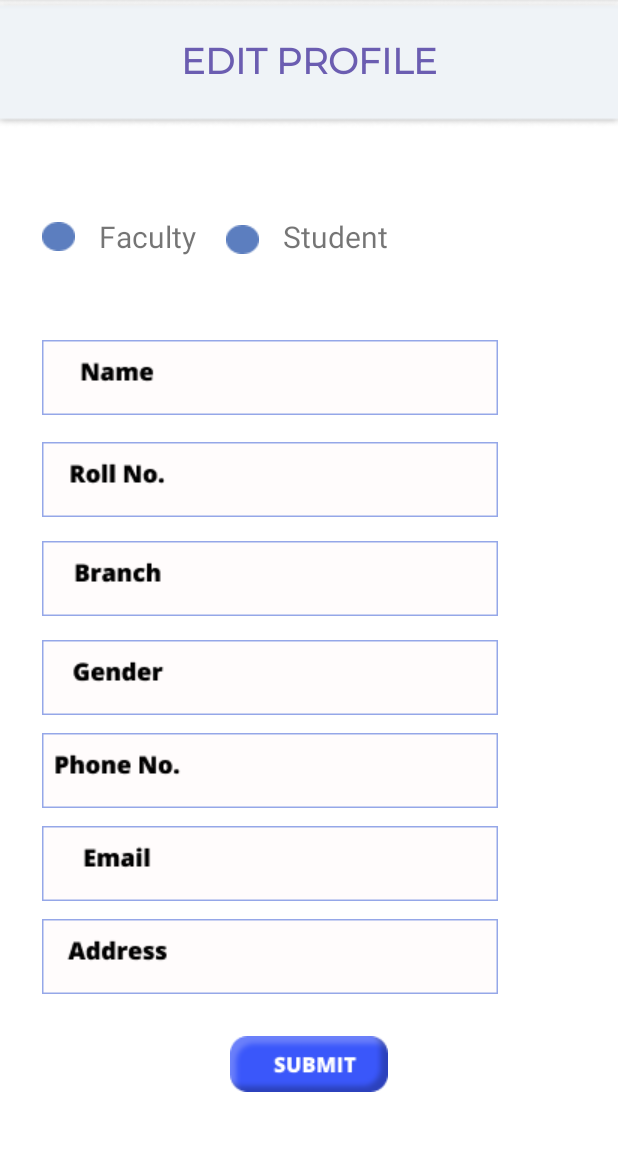
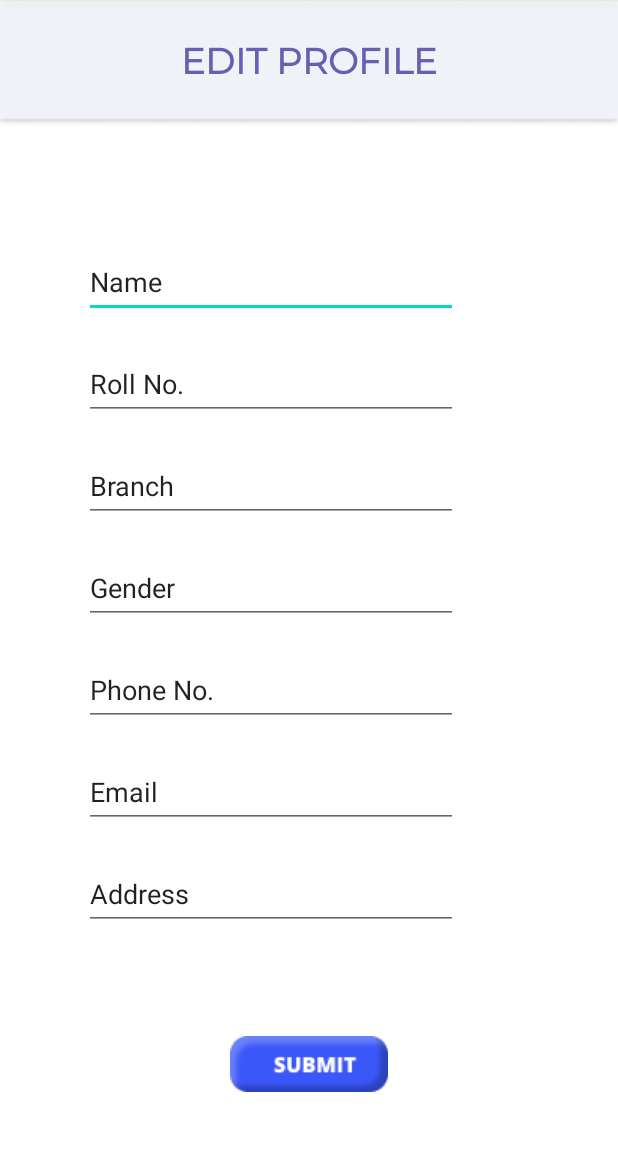
Before and after one commit to inQuery5187/inQuery2.0, an Android app: the Fprofile2 screen opened directly, with no data from a screen before it, on a phone screen of 412 x 824 dp, the part 84-1235 px from its top. Run offline under Robolectric (Android 15) with nearby library versions, the phone set to English and light mode, and no system bars.

Commit message:
edit profile java code

```diff
--- a/app/src/main/java/com/example/inquery/Fprofile2.java
+++ b/app/src/main/java/com/example/inquery/Fprofile2.java
@@ -3,12 +3,39 @@ package com.example.inquery;
 import androidx.appcompat.app.AppCompatActivity;
 
 import android.os.Bundle;
+import android.view.View;
+import android.widget.EditText;
+import android.widget.ImageView;
+import android.widget.Toast;
 
 public class Fprofile2 extends AppCompatActivity {
-
+    EditText name,rollno,branch,gender,phoneno,email,address;
+    ImageView submit;
     @Override
     protected void onCreate(Bundle savedInstanceState) {
         super.onCreate(savedInstanceState);
         setContentView(R.layout.activity_fprofile2);
+        name=findViewById(R.id.name);
+        rollno=findViewById(R.id.roll_no);
+        branch=findViewById(R.id.branch);
+        gender=findViewById(R.id.gender);
+        phoneno=findViewById(R.id.phone_no);
+        email=findViewById(R.id.email);
+        address=findViewById(R.id.address);
+        submit=findViewById(R.id.submit);
+
+        submit.setOnClickListener(new View.OnClickListener() {
+            @Override
+            public void onClick(View view) {
+                String n=name.getText().toString();
+                int r=Integer.parseInt(rollno.getText().toString());
+                String b=branch.getText().toString();
+                String g=gender.getText().toString();
+                String p=phoneno.getText().toString();
+                String e=email.getText().toString();
+                String a=address.getText().toString();
+                Toast.makeText(Fprofile2.this, "Profile Edited Successfully", Toast.LENGTH_SHORT).show();
+            }
+        });
     }
 }
--- a/app/src/main/java/com/example/inquery/f_profile.java
+++ b/app/src/main/java/com/example/inquery/f_profile.java
@@ -23,7 +23,7 @@ public class f_profile extends AppCompatActivity {
         super.onCreate(savedInstanceState);
         setContentView(R.layout.activity_fprofile);
         userId= findViewById(R.id.userId);
-        name= findViewById(R.id.name);
+        name= findViewById(R.id.backgroundtop);
         reference= FirebaseDatabase.getInstance().getReference("Data").child("Faculty");
         reference.child("2021b1541083").get().addOnCompleteListener(new OnCompleteListener<DataSnapshot>() {
             @Override
--- a/app/src/main/java/com/example/inquery/f_signup.java
+++ b/app/src/main/java/com/example/inquery/f_signup.java
@@ -21,7 +21,7 @@ public class f_signup extends AppCompatActivity {
     protected void onCreate(Bundle savedInstanceState) {
         super.onCreate(savedInstanceState);
         setContentView(R.layout.activity_fsignup);
-        name= findViewById(R.id.name);
+        name= findViewById(R.id.backgroundtop);
         userID= findViewById(R.id.userId);
         userPwd= findViewById(R.id.userPwd);
         cpwd= findViewById(R.id.cpwd);
--- a/app/src/main/java/com/example/inquery/s_profile.java
+++ b/app/src/main/java/com/example/inquery/s_profile.java
@@ -26,7 +26,7 @@ public class s_profile extends AppCompatActivity {
         super.onCreate(savedInstanceState);
         setContentView(R.layout.activity_fprofile);
         userId= findViewById(R.id.userId);
-        name= findViewById(R.id.name);
+        name= findViewById(R.id.backgroundtop);
         query= findViewById(R.id.button);
         reference= FirebaseDatabase.getInstance().getReference("Data").child("Faculty");
         reference.child("2021b1541083").get().addOnCompleteListener(new OnCompleteListener<DataSnapshot>() {
--- a/app/src/main/java/com/example/inquery/s_signup.java
+++ b/app/src/main/java/com/example/inquery/s_signup.java
@@ -21,7 +21,7 @@ public class s_signup extends AppCompatActivity {
     protected void onCreate(Bundle savedInstanceState) {
         super.onCreate(savedInstanceState);
         setContentView(R.layout.activity_ssignup);
-        name= findViewById(R.id.name);
+        name= findViewById(R.id.backgroundtop);
         userID= findViewById(R.id.userId);
         userPwd= findViewById(R.id.userPwd);
         cpwd= findViewById(R.id.cpwd);
--- a/app/src/main/res/layout/activity_fprofile.xml
+++ b/app/src/main/res/layout/activity_fprofile.xml
@@ -23,7 +23,7 @@
         tools:ignore="TouchTargetSizeCheck" />
 
     <TextView
-        android:id="@+id/name"
+        android:id="@+id/backgroundtop"
         android:layout_width="200dp"
         android:layout_height="40dp"
         android:layout_marginTop="40dp"
@@ -60,7 +60,7 @@
         app:layout_constraintEnd_toEndOf="parent"
         app:layout_constraintHorizontal_bias="0.498"
         app:layout_constraintStart_toStartOf="parent"
-        app:layout_constraintTop_toBottomOf="@+id/name"
+        app:layout_constraintTop_toBottomOf="@+id/backgroundtop"
         app:layout_constraintVertical_bias="0.0" />
 
 </androidx.constraintlayout.widget.ConstraintLayout>
--- a/app/src/main/res/layout/activity_fprofile2.xml
+++ b/app/src/main/res/layout/activity_fprofile2.xml
@@ -7,17 +7,7 @@
     tools:context=".Fprofile2">
 
     <ImageView
-        android:id="@+id/imageView12"
-        android:layout_width="wrap_content"
-        android:layout_height="wrap_content"
-        android:layout_marginStart="20dp"
-        android:layout_marginTop="150dp"
-        app:layout_constraintStart_toEndOf="@+id/textView11"
-        app:layout_constraintTop_toTopOf="parent"
-        app:srcCompat="@drawable/BlueCircle" />
-
-    <ImageView
-        android:id="@+id/imageView"
+        android:id="@+id/submit"
         android:layout_width="wrap_content"
         android:layout_height="wrap_content"
         android:layout_marginBottom="40dp"
@@ -27,120 +17,14 @@
         app:srcCompat="@drawable/submit_button" />
 
     <ImageView
-        android:id="@+id/imageView4"
-        android:layout_width="wrap_content"
-        android:layout_height="wrap_content"
-        android:layout_marginStart="28dp"
-        android:layout_marginBottom="12dp"
-        app:layout_constraintBottom_toTopOf="@+id/imageView5"
-        app:layout_constraintStart_toStartOf="parent"
-        app:layout_constraintTop_toTopOf="parent"
-        app:layout_constraintVertical_bias="0.975"
-        app:srcCompat="@drawable/name_column" />
-
-    <ImageView
-        android:id="@+id/imageView5"
-        android:layout_width="wrap_content"
-        android:layout_height="wrap_content"
-        android:layout_marginStart="28dp"
-        android:layout_marginBottom="16dp"
-        app:layout_constraintBottom_toTopOf="@+id/imageView6"
-        app:layout_constraintStart_toStartOf="parent"
-        app:srcCompat="@drawable/Roll_column" />
-
-    <ImageView
-        android:id="@+id/imageView6"
-        android:layout_width="wrap_content"
-        android:layout_height="wrap_content"
-        android:layout_marginStart="28dp"
-        android:layout_marginBottom="16dp"
-        app:layout_constraintBottom_toTopOf="@+id/imageView7"
-        app:layout_constraintStart_toStartOf="parent"
-        app:srcCompat="@drawable/Branch_column" />
-
-    <ImageView
-        android:id="@+id/imageView7"
-        android:layout_width="wrap_content"
-        android:layout_height="wrap_content"
-        android:layout_marginStart="28dp"
-        android:layout_marginBottom="12dp"
-        app:layout_constraintBottom_toTopOf="@+id/imageView8"
-        app:layout_constraintStart_toStartOf="parent"
-        app:srcCompat="@drawable/Gender_column" />
-
-    <ImageView
-        android:id="@+id/imageView8"
-        android:layout_width="wrap_content"
-        android:layout_height="wrap_content"
-        android:layout_marginStart="28dp"
-        android:layout_marginBottom="12dp"
-        app:layout_constraintBottom_toTopOf="@+id/imageView9"
-        app:layout_constraintStart_toStartOf="parent"
-        app:srcCompat="@drawable/PhoneNo_column" />
-
-    <ImageView
-        android:id="@+id/imageView9"
-        android:layout_width="wrap_content"
-        android:layout_height="wrap_content"
-        android:layout_marginStart="28dp"
-        android:layout_marginBottom="12dp"
-        app:layout_constraintBottom_toTopOf="@+id/imageView10"
-        app:layout_constraintStart_toStartOf="parent"
-        app:srcCompat="@drawable/Email_column" />
-
-    <ImageView
-        android:id="@+id/imageView10"
-        android:layout_width="wrap_content"
-        android:layout_height="wrap_content"
-        android:layout_marginStart="28dp"
-        android:layout_marginBottom="28dp"
-        app:layout_constraintBottom_toTopOf="@+id/imageView"
-        app:layout_constraintStart_toStartOf="parent"
-        app:srcCompat="@drawable/Address_column" />
-
-    <ImageView
-        android:id="@+id/imageView11"
-        android:layout_width="wrap_content"
-        android:layout_height="wrap_content"
-        android:layout_marginStart="28dp"
-        android:layout_marginTop="148dp"
-        app:layout_constraintStart_toStartOf="parent"
-        app:layout_constraintTop_toTopOf="parent"
-        app:srcCompat="@drawable/BlueCircle" />
-
-    <TextView
-        android:id="@+id/textView11"
-        android:layout_width="wrap_content"
-        android:layout_height="wrap_content"
-        android:layout_marginStart="16dp"
-        android:layout_marginTop="144dp"
-        android:text="Faculty"
-        android:textSize="20sp"
-        app:layout_constraintStart_toEndOf="@+id/imageView11"
-        app:layout_constraintTop_toTopOf="parent" />
-
-    <TextView
-        android:id="@+id/textView12"
-        android:layout_width="wrap_content"
-        android:layout_height="wrap_content"
-        android:layout_marginStart="16dp"
-        android:layout_marginTop="144dp"
-        android:text="Student"
-        android:textSize="20sp"
-        app:layout_constraintStart_toEndOf="@+id/imageView12"
-        app:layout_constraintTop_toTopOf="parent" />
-
-    <ImageView
-        android:id="@+id/imageView13"
+        android:id="@+id/backgroundtop"
         android:layout_width="0dp"
         android:layout_height="85dp"
-        app:layout_constraintBottom_toBottomOf="parent"
         app:layout_constraintEnd_toEndOf="parent"
         app:layout_constraintHorizontal_bias="0.0"
         app:layout_constraintStart_toStartOf="parent"
         app:layout_constraintTop_toTopOf="parent"
-        app:layout_constraintVertical_bias="0.0"
-        app:srcCompat="@drawable/Background_top" />
+        app:srcCompat="@drawable/backgroundtop" />
 
     <TextView
         android:id="@+id/textView13"
@@ -151,9 +35,93 @@
         android:textColor="#6B5DB1"
         android:textSize="24sp"
         android:textStyle="bold"
-        app:layout_constraintBottom_toBottomOf="@+id/imageView13"
-        app:layout_constraintEnd_toEndOf="@+id/imageView13"
+        app:layout_constraintBottom_toBottomOf="@+id/backgroundtop"
+        app:layout_constraintEnd_toEndOf="@+id/backgroundtop"
         app:layout_constraintStart_toStartOf="parent"
         app:layout_constraintTop_toTopOf="parent" />
 
+    <EditText
+        android:id="@+id/name"
+        android:layout_width="249dp"
+        android:layout_height="48dp"
+        android:layout_marginStart="56dp"
+        android:layout_marginTop="164dp"
+        android:ems="10"
+        android:inputType="textPersonName"
+        android:text="Name"
+        app:layout_constraintStart_toStartOf="parent"
+        app:layout_constraintTop_toTopOf="parent" />
+
+    <EditText
+        android:id="@+id/roll_no"
+        android:layout_width="249dp"
+        android:layout_height="48dp"
+        android:layout_marginStart="56dp"
+        android:layout_marginTop="20dp"
+        android:ems="10"
+        android:inputType="number"
+        android:text="Roll No."
+        app:layout_constraintStart_toStartOf="parent"
+        app:layout_constraintTop_toBottomOf="@+id/name" />
+
+    <EditText
+        android:id="@+id/branch"
+        android:layout_width="249dp"
+        android:layout_height="48dp"
+        android:layout_marginStart="56dp"
+        android:layout_marginTop="20dp"
+        android:ems="10"
+        android:inputType="textPersonName"
+        android:text="Branch"
+        app:layout_constraintStart_toStartOf="parent"
+        app:layout_constraintTop_toBottomOf="@+id/roll_no" />
+
+    <EditText
+        android:id="@+id/gender"
+        android:layout_width="249dp"
+        android:layout_height="48dp"
+        android:layout_marginStart="56dp"
+        android:layout_marginTop="20dp"
+        android:ems="10"
+        android:inputType="textPersonName"
+        android:text="Gender"
+        app:layout_constraintStart_toStartOf="parent"
+        app:layout_constraintTop_toBottomOf="@+id/branch" />
+
+    <EditText
+        android:id="@+id/phone_no"
+        android:layout_width="249dp"
+        android:layout_height="48dp"
+        android:layout_marginStart="56dp"
+        android:layout_marginTop="20dp"
+        android:ems="10"
+        android:inputType="textPersonName"
+        android:text="Phone No."
+        app:layout_constraintStart_toStartOf="parent"
+        app:layout_constraintTop_toBottomOf="@+id/gender" />
+
+    <EditText
+        android:id="@+id/email"
+        android:layout_width="249dp"
+        android:layout_height="48dp"
+        android:layout_marginStart="56dp"
+        android:layout_marginTop="20dp"
+        android:ems="10"
+        android:inputType="textPersonName"
+        android:text="Email"
+        app:layout_constraintStart_toStartOf="parent"
+        app:layout_constraintTop_toBottomOf="@+id/phone_no" />
+
+    <EditText
+        android:id="@+id/address"
+        android:layout_width="249dp"
+        android:layout_height="48dp"
+        android:layout_marginStart="56dp"
+        android:layout_marginTop="20dp"
+        android:ems="10"
+        android:inputType="textPersonName"
+        android:text="Address"
+        app:layout_constraintStart_toStartOf="parent"
+        app:layout_constraintTop_toBottomOf="@+id/email" />
+
 </androidx.constraintlayout.widget.ConstraintLayout>
--- a/app/src/main/res/layout/activity_fsignup.xml
+++ b/app/src/main/res/layout/activity_fsignup.xml
@@ -48,11 +48,11 @@
         android:textColorHint="#757575"
         app:layout_constraintEnd_toEndOf="parent"
         app:layout_constraintStart_toStartOf="parent"
-        app:layout_constraintTop_toBottomOf="@+id/name"
+        app:layout_constraintTop_toBottomOf="@+id/backgroundtop"
         tools:ignore="TouchTargetSizeCheck" />
 
     <EditText
-        android:id="@+id/name"
+        android:id="@+id/backgroundtop"
         android:layout_width="200dp"
         android:layout_height="40dp"
         android:layout_marginTop="32dp"
--- a/app/src/main/res/layout/activity_sprofile.xml
+++ b/app/src/main/res/layout/activity_sprofile.xml
@@ -23,7 +23,7 @@
         tools:ignore="TouchTargetSizeCheck" />
 
     <TextView
-        android:id="@+id/name"
+        android:id="@+id/backgroundtop"
         android:layout_width="200dp"
         android:layout_height="40dp"
         android:layout_marginTop="40dp"
@@ -60,7 +60,7 @@
         app:layout_constraintEnd_toEndOf="parent"
         app:layout_constraintHorizontal_bias="0.498"
         app:layout_constraintStart_toStartOf="parent"
-        app:layout_constraintTop_toBottomOf="@+id/name"
+        app:layout_constraintTop_toBottomOf="@+id/backgroundtop"
         app:layout_constraintVertical_bias="0.0" />
 
 </androidx.constraintlayout.widget.ConstraintLayout>
--- a/app/src/main/res/layout/activity_ssignup.xml
+++ b/app/src/main/res/layout/activity_ssignup.xml
@@ -48,11 +48,11 @@
         android:textColorHint="#757575"
         app:layout_constraintEnd_toEndOf="parent"
         app:layout_constraintStart_toStartOf="parent"
-        app:layout_constraintTop_toBottomOf="@+id/name"
+        app:layout_constraintTop_toBottomOf="@+id/backgroundtop"
         tools:ignore="TouchTargetSizeCheck" />
 
     <EditText
-        android:id="@+id/name"
+        android:id="@+id/backgroundtop"
         android:layout_width="200dp"
         android:layout_height="40dp"
         android:layout_marginTop="32dp"
```
Also changed, not shown: app/src/main/res/drawable-v24/Address_column.png (deleted), app/src/main/res/drawable-v24/Background_top.png (deleted), app/src/main/res/drawable-v24/BlueCircle.png (deleted), app/src/main/res/drawable-v24/Branch_column.png (deleted), app/src/main/res/drawable-v24/Email_column.png (deleted), app/src/main/res/drawable-v24/Gender_column.png (deleted), app/src/main/res/drawable-v24/PhoneNo_column.png (deleted), app/src/main/res/drawable-v24/Roll_column.png (deleted), app/src/main/res/drawable/backgroundtop.png (added).
